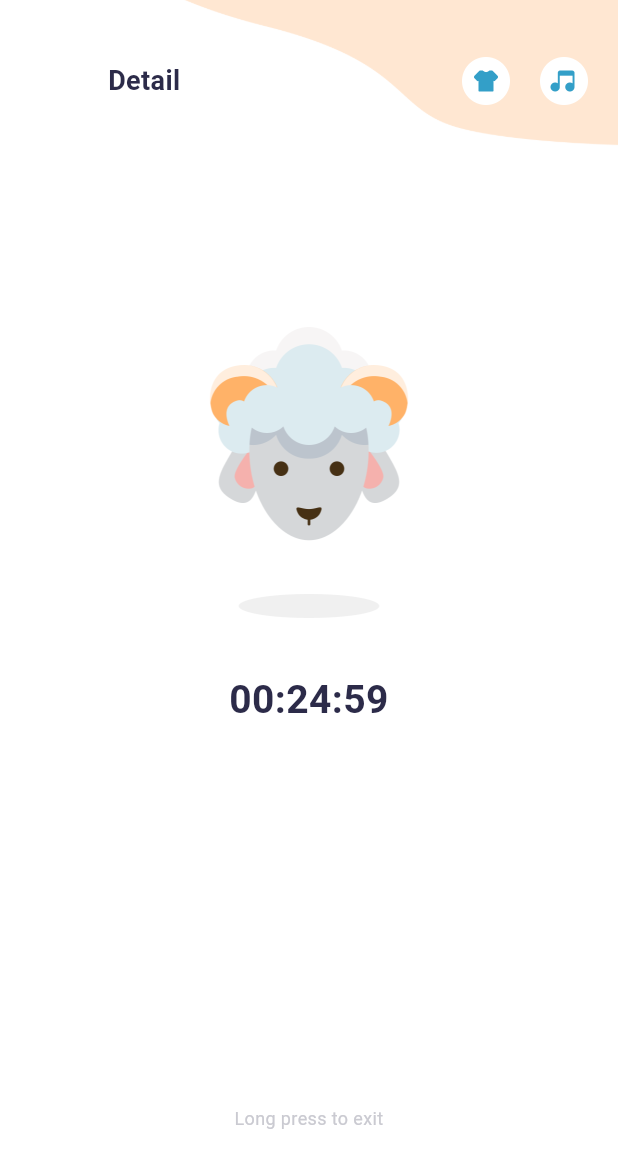
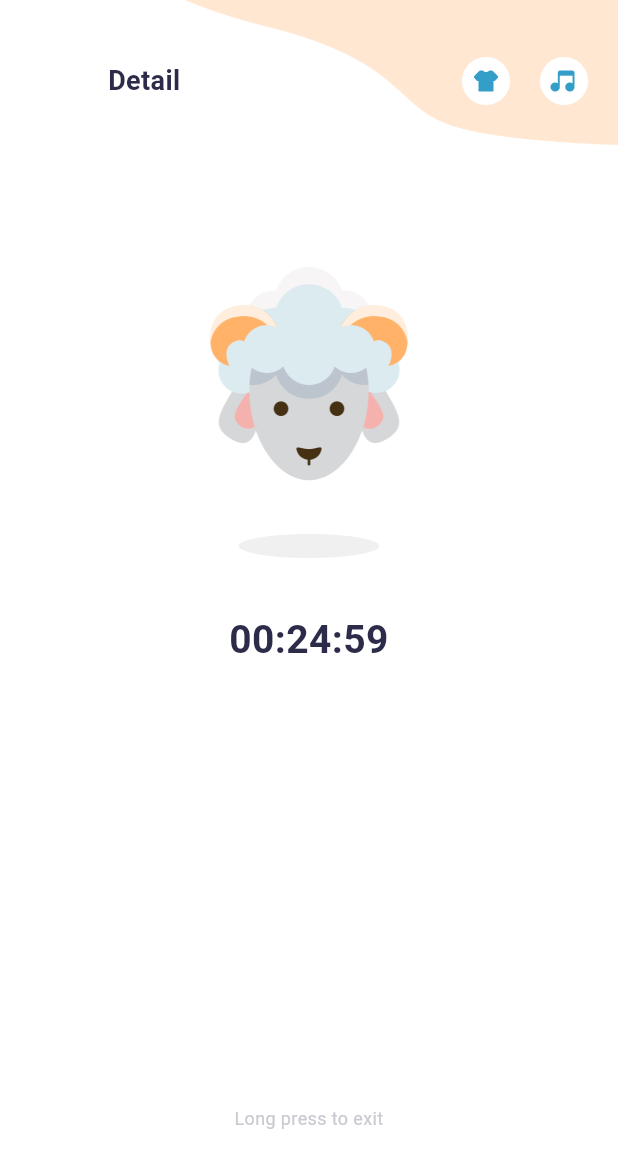
Before and after one commit to yltq/CozySheep-Focus, a Flutter app: the PlanFocusDetailPage widget shown alone on an empty page, opened directly with empty values, on a phone screen of 412 x 824 dp. Shown: the top 1168 px of the screen. Run offline on Flutter 3.47's test engine with Material 3 defaults, Android fonts, the light colour scheme and no system bars; our stand-ins replace audioplayers, fluttertoast, share_plus, shared_preferences, visibility_detector; accounts and stored records are empty.

Commit message:
resolve the bugs.local version tag :1.0.0+1

```diff
--- a/lib/info_store1/InfoStore.dart
+++ b/lib/info_store1/InfoStore.dart
@@ -21,6 +21,10 @@ class InfoStore {
     try {
       if (jsonRecords != null) {
         list = jsonRecords.map((json) => FocusInfo.fromJson(jsonDecode(json))).toList();
+        list.sort((a, b) => b.sys.compareTo(a.sys));
+        list.forEach((info) {
+          info.modes?.sort((a, b) => b.sys.compareTo(a.sys));
+        });
       }
     } catch(e) {
       print('list is ${e}');
--- a/lib/page_focus/PlanFocusDetailPage.dart
+++ b/lib/page_focus/PlanFocusDetailPage.dart
@@ -138,13 +138,14 @@ class _PlanFocusDetailPageState extends State<PlanFocusDetailPage> {
     if(_isPlaying) {
       _stop();
     }
+    player.setReleaseMode(ReleaseMode.loop);
     await player.setSource(AssetSource(fetchBackgroundMusic(backgroundMusicIndex)));
     await _play();
   }
 
   void back() {
     //0-专注页面，1-专注成功页，2-专注失败页，3-休息页面，4-休息完成
-    if(pageFocusStatus == 0 || pageFocusStatus == 3) return;
+    if(pageFocusStatus == 0) return;
     _stop();
     Navigator.of(context).pop();
   }
@@ -228,7 +229,7 @@ class _PlanFocusDetailPageState extends State<PlanFocusDetailPage> {
                       ),)
                     ],
                   ),
-                  SizedBox(height: 100,),
+                  SizedBox(height: 60,),
 
                   Expanded(child: Stack(
                     children: [
@@ -277,7 +278,7 @@ class _PlanFocusDetailPageState extends State<PlanFocusDetailPage> {
                             buildText('${timeInt2String(widget.mode.focusTime * 60)}', Color(0xFF2C2B49), 26, fontWeight: FontWeight.bold),
                             SizedBox(height: 28,),
                             SizedBox(width: 330, child: buildText(
-                                'You just completed a focus session of {focus time}; your efforts were not in vain—give yourself a pat on the back!',
+                                'You just completed a focus session of ${secondsToOtherTimeStringNoFH(widget.mode.focusTime * 60)}; your efforts were not in vain—give yourself a pat on the back!',
                                 Color(0xFFCACAD1), 12, maxLines: 4)),
                             SizedBox(height: 64,),
                             GestureDetector(
@@ -295,6 +296,26 @@ class _PlanFocusDetailPageState extends State<PlanFocusDetailPage> {
                               ),
                               onTap: () {
                                 startBreak();
+                              },
+                            ),
+                            SizedBox(height: 10,),
+                            GestureDetector(
+                              child: Container(
+                                width: 272,
+                                padding: EdgeInsets.only(top: 10, bottom: 10),
+                                child: Column(
+                                  children: [
+                                    buildText('Skip', Color(0xFF5B8FCF), 15),
+                                    Container(
+                                      color: Color(0xFF5B8FCF),
+                                      width: 40,
+                                      height: 1,
+                                    )
+                                  ],
+                                ),
+                              ),
+                              onTap: () {
+                                startFocus(true);
                               },
                             ),
                             SizedBox(height: 54,)
@@ -648,6 +669,7 @@ class _PlanFocusDetailPageState extends State<PlanFocusDetailPage> {
   }
 
   void cancelLongPress() {
+    if(pageFocusStatus != 0) return;
     int tick = countdownTimer == null? 0 : countdownTimer!.tick;
     if(tick < 3) {
       longPress3STimer?.cancel();
--- a/lib/page_history/HistoryPage.dart
+++ b/lib/page_history/HistoryPage.dart
@@ -106,7 +106,7 @@ class _HistoryPageState extends State<HistoryPage> {
             ),
           ),
           onTap: () {
-
+              Navigator.popAndPushNamed(context, PAGE_ADD);
           },
         ),
 
```
Also changed, not shown: lib/page_tab/MainTabPage.dart (+29 -9 lines), pubspec.yaml (+5 -4 lines), pubspec.lock, 2 other files.
